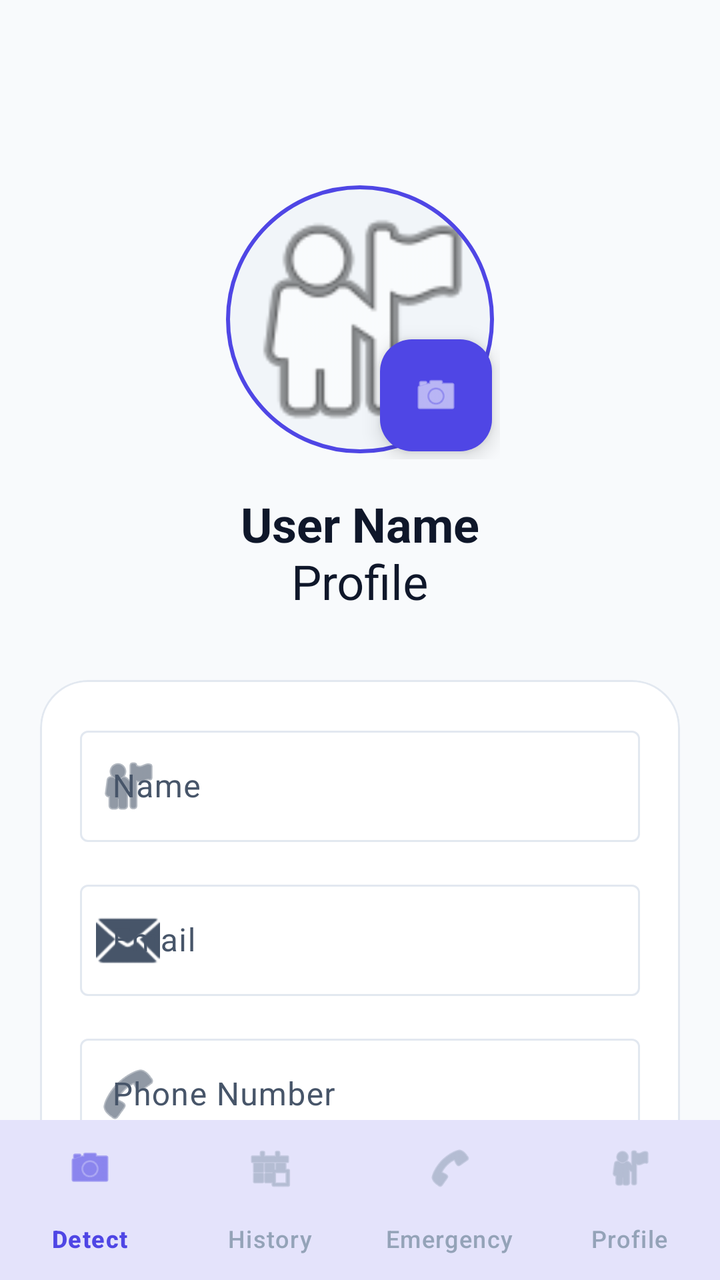
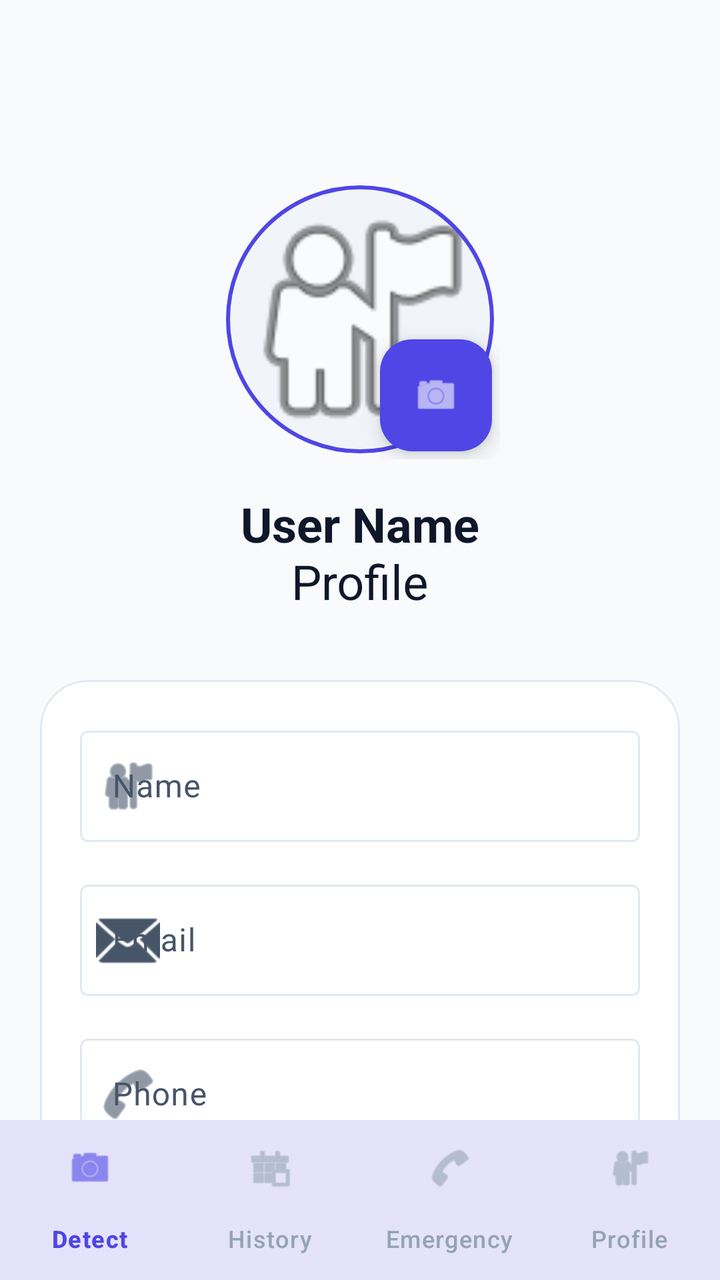

Before-and-after screenshots of an Android layout around one commit, followed by the original layout XML and the change that was made.
<!-- AndroidManifest.xml: application theme Theme.CrimeDetection -->
<!-- res/layout/activity_profile.xml -->
<?xml version="1.0" encoding="utf-8"?>
<androidx.coordinatorlayout.widget.CoordinatorLayout xmlns:android="http://schemas.android.com/apk/res/android"
    xmlns:app="http://schemas.android.com/apk/res-auto"
    android:layout_width="match_parent"
    android:layout_height="match_parent"
    android:background="?android:attr/colorBackground">

    <com.google.android.material.appbar.AppBarLayout
        android:id="@+id/appBarLayout"
        android:layout_width="match_parent"
        android:layout_height="320dp"
        android:background="?android:attr/colorBackground"
        app:elevation="0dp">

        <com.google.android.material.appbar.CollapsingToolbarLayout
            android:id="@+id/collapsingToolbar"
            android:layout_width="match_parent"
            android:layout_height="match_parent"
            app:contentScrim="?attr/colorSurface"
            app:expandedTitleGravity="center_horizontal|bottom"
            app:expandedTitleMarginBottom="20dp"
            app:layout_scrollFlags="scroll|exitUntilCollapsed|snap">

            <LinearLayout
                android:layout_width="match_parent"
                android:layout_height="wrap_content"
                android:layout_gravity="center"
                android:gravity="center"
                android:orientation="vertical"
                android:paddingTop="48dp"
                app:layout_collapseMode="parallax">

                <RelativeLayout
                    android:layout_width="wrap_content"
                    android:layout_height="wrap_content">

                    <com.google.android.material.imageview.ShapeableImageView
                        android:id="@+id/ivProfileLarge"
                        android:layout_width="140dp"
                        android:layout_height="140dp"
                        android:padding="4dp"
                        android:src="@android:drawable/ic_menu_myplaces"
                        android:background="?attr/colorSurfaceVariant"
                        app:shapeAppearanceOverlay="@style/AvatarStyle"
                        app:strokeColor="?attr/colorPrimary"
                        app:strokeWidth="2dp" />

                    <com.google.android.material.floatingactionbutton.FloatingActionButton
                        android:id="@+id/btnEditPhoto"
                        android:layout_width="wrap_content"
                        android:layout_height="wrap_content"
                        android:layout_alignBottom="@id/ivProfileLarge"
                        android:layout_alignEnd="@id/ivProfileLarge"
                        android:layout_margin="4dp"
                        android:contentDescription="@string/desc_edit_photo"
                        app:fabSize="mini"
                        app:srcCompat="@android:drawable/ic_menu_camera"
                        app:tint="?attr/colorOnPrimary"
                        app:backgroundTint="?attr/colorPrimary" />
                </RelativeLayout>

                <TextView
                    android:id="@+id/tvProfileName"
                    android:layout_width="wrap_content"
                    android:layout_height="wrap_content"
                    android:layout_marginTop="16dp"
                    android:text="User Name"
                    android:textColor="?attr/colorOnSurface"
                    android:textSize="24sp"
                    android:textStyle="bold" />
            </LinearLayout>

            <com.google.android.material.appbar.MaterialToolbar
                android:id="@+id/toolbar"
                android:layout_width="match_parent"
                android:layout_height="?attr/actionBarSize"
                app:layout_collapseMode="pin"
                app:title="Profile"
                app:titleCentered="true" />

        </com.google.android.material.appbar.CollapsingToolbarLayout>
    </com.google.android.material.appbar.AppBarLayout>

    <androidx.core.widget.NestedScrollView
        android:layout_width="match_parent"
        android:layout_height="match_parent"
        android:paddingBottom="80dp"
        app:layout_behavior="@string/appbar_scrolling_view_behavior">

        <LinearLayout
            android:layout_width="match_parent"
            android:layout_height="wrap_content"
            android:orientation="vertical"
            android:padding="20dp">

            <com.google.android.material.card.MaterialCardView
                android:layout_width="match_parent"
                android:layout_height="wrap_content"
                android:layout_marginBottom="20dp"
                app:cardCornerRadius="24dp"
                app:cardElevation="0dp"
                app:strokeColor="?attr/colorOutline"
                app:strokeWidth="1dp">

                <LinearLayout
                    android:layout_width="match_parent"
                    android:layout_height="wrap_content"
                    android:orientation="vertical"
                    android:padding="20dp">

                    <com.google.android.material.textfield.TextInputLayout
                        style="@style/Widget.Material3.TextInputLayout.OutlinedBox"
                        android:layout_width="match_parent"
                        android:layout_height="wrap_content"
                        android:layout_marginBottom="16dp"
                        android:hint="@string/label_name"
                        app:startIconDrawable="@android:drawable/ic_menu_myplaces">

                        <com.google.android.material.textfield.TextInputEditText
                            android:id="@+id/etName"
                            android:layout_width="match_parent"
                            android:layout_height="wrap_content"
                            android:enabled="false" />
                    </com.google.android.material.textfield.TextInputLayout>

                    <com.google.android.material.textfield.TextInputLayout
                        style="@style/Widget.Material3.TextInputLayout.OutlinedBox"
                        android:layout_width="match_parent"
                        android:layout_height="wrap_content"
                        android:layout_marginBottom="16dp"
                        android:hint="@string/label_email"
                        app:startIconDrawable="@android:drawable/ic_dialog_email">

                        <com.google.android.material.textfield.TextInputEditText
                            android:id="@+id/etEmail"
                            android:layout_width="match_parent"
                            android:layout_height="wrap_content"
                            android:enabled="false"
                            android:inputType="textEmailAddress" />
                    </com.google.android.material.textfield.TextInputLayout>

                    <com.google.android.material.textfield.TextInputLayout
                        style="@style/Widget.Material3.TextInputLayout.OutlinedBox"
                        android:layout_width="match_parent"
                        android:layout_height="wrap_content"
                        android:layout_marginBottom="16dp"
                        android:hint="@string/label_phone"
                        app:startIconDrawable="@android:drawable/ic_menu_call">

                        <com.google.android.material.textfield.TextInputEditText
                            android:id="@+id/etPhone"
                            android:layout_width="match_parent"
                            android:layout_height="wrap_content"
                            android:enabled="false"
                            android:inputType="phone" />
                    </com.google.android.material.textfield.TextInputLayout>

                    <com.google.android.material.textfield.TextInputLayout
                        style="@style/Widget.Material3.TextInputLayout.OutlinedBox"
                        android:layout_width="match_parent"
                        android:layout_height="wrap_content"
                        android:hint="@string/label_emergency_contact"
                        app:startIconDrawable="@android:drawable/ic_menu_call">

                        <com.google.android.material.textfield.TextInputEditText
                            android:id="@+id/etEmergency"
                            android:layout_width="match_parent"
                            android:layout_height="wrap_content"
                            android:enabled="false"
                            android:inputType="phone" />
                    </com.google.android.material.textfield.TextInputLayout>

                </LinearLayout>
            </com.google.android.material.card.MaterialCardView>

            <com.google.android.material.card.MaterialCardView
                android:layout_width="match_parent"
                android:layout_height="wrap_content"
                android:layout_marginBottom="24dp"
                app:cardCornerRadius="24dp"
                app:cardElevation="0dp"
                app:strokeColor="?attr/colorOutline"
                app:strokeWidth="1dp">

                <LinearLayout
                    android:layout_width="match_parent"
                    android:layout_height="wrap_content"
                    android:orientation="vertical"
                    android:padding="20dp">

                    <RelativeLayout
                        android:layout_width="match_parent"
                        android:layout_height="wrap_content"
                        android:layout_marginBottom="12dp">

                        <TextView
                            android:layout_width="wrap_content"
                            android:layout_height="wrap_content"
                            android:layout_centerVertical="true"
                            android:text="@string/label_location"
                            android:textStyle="bold" />

                        <com.google.android.material.button.MaterialButton
                            android:id="@+id/btnRefreshLocation"
                            style="@style/Widget.Material3.Button.TextButton"
                            android:layout_width="wrap_content"
                            android:layout_height="wrap_content"
                            android:layout_alignParentEnd="true"
                            android:text="@string/btn_refresh_location"
                            app:icon="@android:drawable/ic_menu_mylocation" />
                    </RelativeLayout>

                    <TextView
                        android:id="@+id/tvLocationStatus"
                        android:layout_width="match_parent"
                        android:layout_height="wrap_content"
                        android:background="?attr/colorSurfaceVariant"
                        android:padding="16dp"
                        android:text="@string/msg_location_searching" />

                </LinearLayout>
            </com.google.android.material.card.MaterialCardView>

            <com.google.android.material.button.MaterialButton
                android:id="@+id/btnEdit"
                android:layout_width="match_parent"
                android:layout_height="56dp"
                android:layout_marginBottom="16dp"
                android:text="@string/btn_edit_profile"
                app:cornerRadius="16dp"
                app:icon="@android:drawable/ic_menu_edit" />

            <com.google.android.material.button.MaterialButton
                android:id="@+id/btnLogout"
                style="@style/Widget.Material3.Button.TonalButton"
                android:layout_width="match_parent"
                android:layout_height="56dp"
                android:text="@string/btn_logout"
                android:textColor="?attr/colorError"
                app:cornerRadius="16dp"
                app:icon="@android:drawable/ic_lock_power_off"
                app:iconTint="?attr/colorError" />

        </LinearLayout>
    </androidx.core.widget.NestedScrollView>

    <com.google.android.material.bottomnavigation.BottomNavigationView
        android:id="@+id/bottomNavigation"
        android:layout_width="match_parent"
        android:layout_height="wrap_content"
        android:layout_gravity="bottom"
        android:background="?android:attr/colorBackground"
        app:elevation="16dp"
        app:menu="@menu/bottom_nav_menu" />

</androidx.coordinatorlayout.widget.CoordinatorLayout>
<!-- resources referenced by this layout -->
<resources>
  <string name="btn_edit_profile">Edit Profile</string>
  <string name="btn_logout">Logout</string>
  <string name="btn_refresh_location">Refresh Location</string>
  <string name="desc_edit_photo">Edit Profile Photo</string>
  <string name="label_email">Email</string>
  <string name="label_emergency_contact">Emergency Contact</string>
  <string name="label_location">Current Location</string>
  <string name="label_name">Name</string>
  <string name="label_phone">Phone Number</string>
  <string name="msg_location_searching">Searching for location...</string>
  <style name="AvatarStyle" parent="">
          <item name="cornerSize">50%</item>
      </style>
  <style name="Theme.CrimeDetection" parent="Theme.Material3.DayNight.NoActionBar">
          
          <item name="colorPrimary">@color/colorPrimary</item>
          <item name="colorOnPrimary">@color/colorOnPrimary</item>
          <item name="colorPrimaryContainer">@color/colorPrimaryContainer</item>
          <item name="colorOnPrimaryContainer">@color/colorOnPrimaryContainer</item>
  
          
          <item name="colorSecondary">@color/colorSecondary</item>
          <item name="colorOnSecondary">@color/colorOnSecondary</item>
          <item name="colorSecondaryContainer">@color/colorSecondaryContainer</item>
          <item name="colorOnSecondaryContainer">@color/colorOnSecondaryContainer</item>
  
          
          <item name="colorTertiary">@color/colorTertiary</item>
          <item name="colorOnTertiary">@color/colorOnTertiary</item>
  
          
          <item name="android:statusBarColor">?attr/colorSurface</item>
          <item name="android:windowLightStatusBar">true</item>
  
          
          <item name="android:colorBackground">@color/colorBackground</item>
          <item name="colorSurface">@color/colorSurface</item>
          <item name="colorOnSurface">@color/colorOnSurface</item>
          <item name="colorSurfaceVariant">@color/colorSurfaceVariant</item>
          <item name="colorOnSurfaceVariant">@color/colorOnSurfaceVariant</item>
          <item name="colorOutline">@color/colorOutline</item>
  
          <item name="bottomNavigationStyle">@style/Widget.App.BottomNavigationView</item>
      </style>
  <color name="colorPrimary">#4F46E5</color>
  <color name="colorOnPrimary">#FFFFFF</color>
  <color name="colorPrimaryContainer">#EEF2FF</color>
  <color name="colorOnPrimaryContainer">#3730A3</color>
  <color name="colorSecondary">#0F172A</color>
  <color name="colorOnSecondary">#FFFFFF</color>
  <color name="colorSecondaryContainer">#F1F5F9</color>
  <color name="colorOnSecondaryContainer">#1E293B</color>
  <color name="colorTertiary">#0EA5E9</color>
  <color name="colorOnTertiary">#FFFFFF</color>
  <color name="colorBackground">#F8FAFC</color>
  <color name="colorSurface">#FFFFFF</color>
  <color name="colorOnSurface">#0F172A</color>
  <color name="colorSurfaceVariant">#F1F5F9</color>
  <color name="colorOnSurfaceVariant">#475569</color>
  <color name="colorOutline">#E2E8F0</color>
  <style name="Widget.App.BottomNavigationView" parent="Widget.Material3.BottomNavigationView">
          <item name="labelVisibilityMode">labeled</item>
          <item name="itemIconTint">@color/bottom_nav_colors</item>
          <item name="itemTextColor">@color/bottom_nav_colors</item>
          <item name="itemRippleColor">@color/colorSecondaryContainer</item>
          <item name="backgroundTint">?attr/colorSurface</item>
      </style>
</resources>

<!-- the commit's change to res/layout/activity_profile.xml (unified diff, before → after) -->
@@ -222,6 +222,16 @@
             </com.google.android.material.card.MaterialCardView>
 
             <com.google.android.material.button.MaterialButton
+                android:id="@+id/btnAdminDashboard"
+                android:layout_width="match_parent"
+                android:layout_height="56dp"
+                android:layout_marginBottom="16dp"
+                android:text="Admin Dashboard"
+                android:visibility="gone"
+                app:cornerRadius="16dp"
+                app:icon="@android:drawable/ic_menu_manage" />
+
+            <com.google.android.material.button.MaterialButton
                 android:id="@+id/btnEdit"
                 android:layout_width="match_parent"
                 android:layout_height="56dp"
<!-- resource entries referenced after the edit -->
@@ -3,12 +3,12 @@
   <string name="btn_edit_profile">Edit Profile</string>
   <string name="btn_logout">Logout</string>
   <string name="btn_refresh_location">Refresh Location</string>
-  <string name="desc_edit_photo">Edit Profile Photo</string>
+  <string name="desc_edit_photo">Edit Photo</string>
   <string name="label_email">Email</string>
   <string name="label_emergency_contact">Emergency Contact</string>
   <string name="label_location">Current Location</string>
   <string name="label_name">Name</string>
-  <string name="label_phone">Phone Number</string>
+  <string name="label_phone">Phone</string>
   <string name="msg_location_searching">Searching for location...</string>
   <style name="AvatarStyle" parent="">
           <item name="cornerSize">50%</item>
